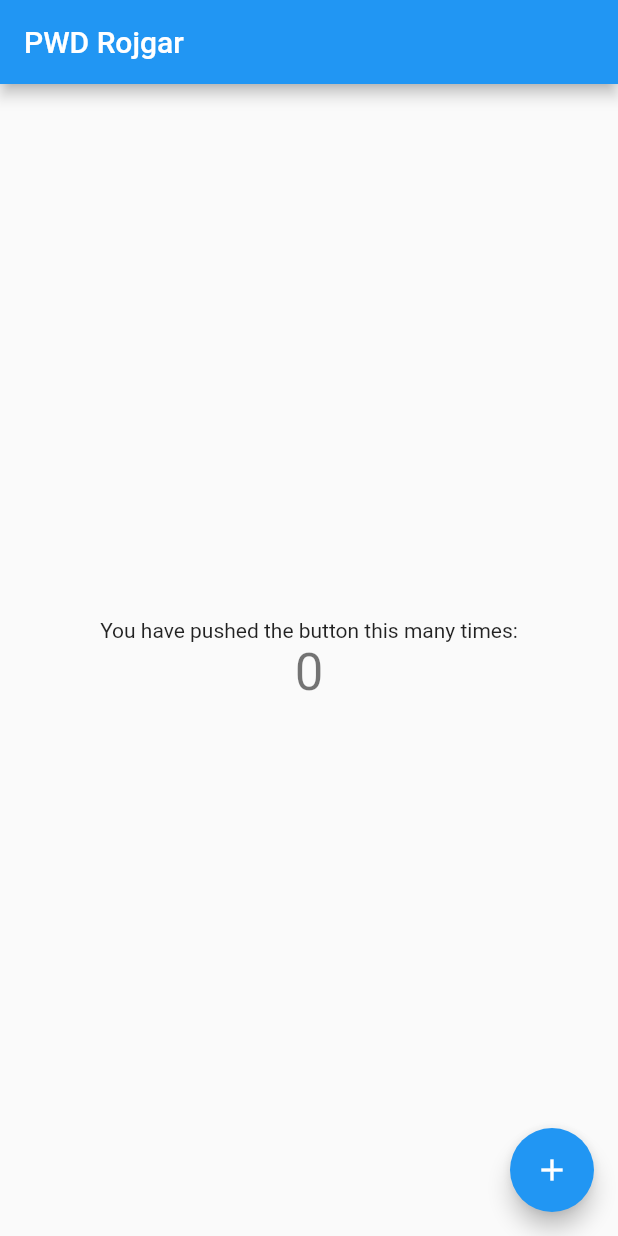
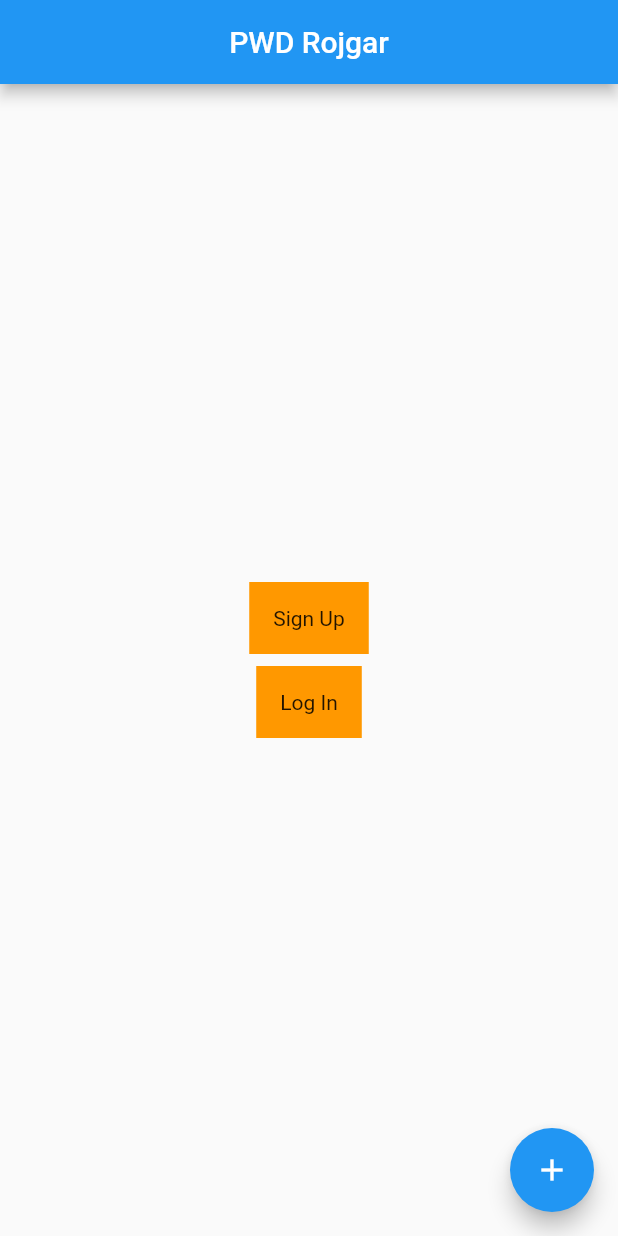
Before and after one commit to nimeshgarg/Makethon3077, a Flutter app: the screen it shows after launch, on a phone screen of 412 x 824 dp. Run offline on Flutter 3.47's test engine with Material 2 defaults, Android fonts, the phone set to English and light mode, and no system bars.

Commit message:
Widget for signup and sign in

```diff
--- a/lib/main.dart
+++ b/lib/main.dart
@@ -39,18 +39,17 @@ class _MyHomePageState extends State<MyHomePage> {
     return Scaffold(
       appBar: AppBar(
         title: Text(widget.title),
+        centerTitle: true,
       ),
       body: Center(
         child: Column(
           mainAxisAlignment: MainAxisAlignment.center,
-          children: <Widget>[
-            Text(
-              'You have pushed the button this many times:',
+          children: [
+            btn_create("Sign Up"),
+            SizedBox(
+              height: 8.0,
             ),
-            Text(
-              '$_counter',
-              style: Theme.of(context).textTheme.headline4,
-            ),
+            btn_create("Log In")
           ],
         ),
       ),
@@ -62,3 +61,18 @@ class _MyHomePageState extends State<MyHomePage> {
     );
   }
 }
+
+class btn_create extends StatelessWidget {
+  final String name;
+  const btn_create(this.name);
+
+  @override
+  Widget build(BuildContext context) {
+    return DecoratedBox(
+        decoration: BoxDecoration(color: Colors.orange),
+        child: Padding(
+          padding: const EdgeInsets.all(16.0),
+          child: Text(name),
+        ));
+  }
+}
```
